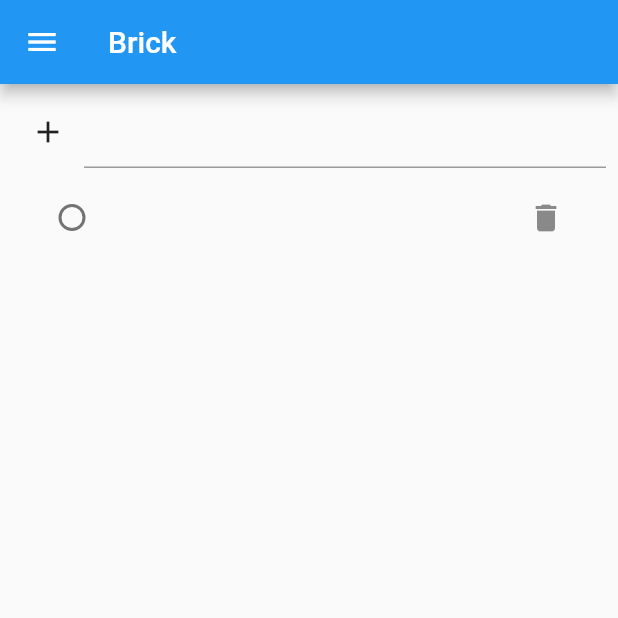
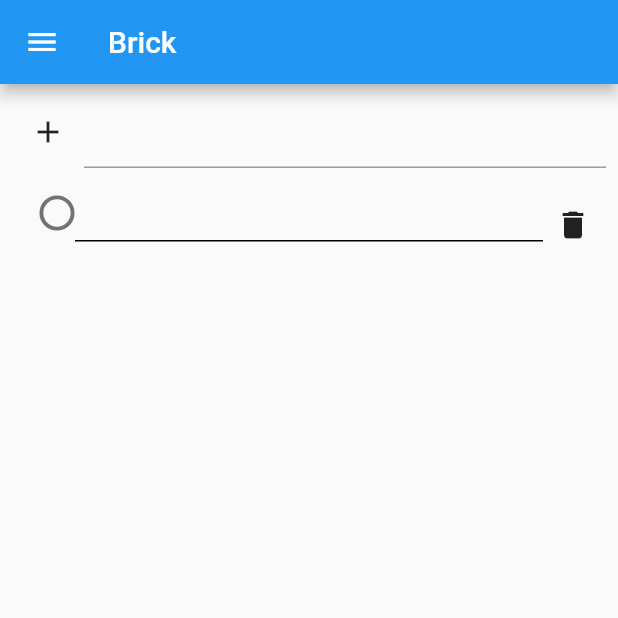
Before and after one commit to imimtu/Brick-Front, a Flutter app: the screen it shows after launch, after a tap on the "add" icon, on a phone screen of 412 x 824 dp, the top half of it. Run offline on Flutter 3.47's test engine with Material 2 defaults, Android fonts, the phone set to English and light mode, and no system bars.

Commit message:
ToDo 아이템 표출 위젯 ToDoTile 생성

```diff
--- a/lib/pages/home/home.dart
+++ b/lib/pages/home/home.dart
@@ -1,5 +1,6 @@
 import 'package:brick/models/todo/todo_item.dart';
 import 'package:brick/pages/home/home_controller.dart';
+import 'package:brick/widgets/widgets.dart';
 import 'package:flutter/material.dart';
 import 'package:provider/provider.dart';
 
@@ -94,49 +95,36 @@ class _HomeState extends State<Home> {
               ],
             ),
             Expanded(
+              child: Padding(
+                padding: const EdgeInsets.all(8.0),
                 child: ListView.builder(
                   itemCount: context.watch<HomeController>().toDoList.length,
-                itemBuilder: ((context, index) {
-                  return Padding(
-                    padding: const EdgeInsets.only(top: 5.0, bottom: 5.0),
-                    child: Builder(builder: (context) {
+                  itemBuilder: (context, index) {
+                    return Builder(
+                      builder: (context) {
                         ToDoItem toDoItem = context
                             .watch<HomeController>()
                             .toDoList
                             .itemAt(index);
-                      return ListTile(
-                        leading: Checkbox(
-                          value: toDoItem.isComplete,
-                          onChanged: (val) {
+
+                        return ToDoTile(
+                          isChecked: toDoItem.isComplete,
+                          checkOnChnaged: (val) {
                             context
                                 .read<HomeController>()
                                 .changeComplteState(index: index, val: val!);
                           },
-                          shape: RoundedRectangleBorder(
-                              borderRadius: BorderRadius.circular(50)),
-                        ),
-                        title: Text(
-                          toDoItem.title,
-                          style: toDoItem.isComplete
-                              ? const TextStyle(
-                                  decoration: TextDecoration.lineThrough,
-                                  color: Colors.grey)
-                              : null,
-                        ),
-                        trailing: IconButton(
-                          onPressed: () {
+                          title: toDoItem.title,
+                          onDelete: () {
                             context
                                 .read<HomeController>()
                                 .deleteItem(index: index);
                           },
-                          icon: const Icon(
-                            Icons.delete,
+                        );
+                      },
+                    );
+                  },
                 ),
-                        ),
-                      );
-                    }),
-                  );
-                }),
               ),
             )
           ],
--- /dev/null
+++ b/lib/widgets/todo/todo_tile.dart
@@ -0,0 +1,122 @@
+import 'package:flutter/material.dart';
+
+class ToDoTile extends StatefulWidget {
+  final EdgeInsetsGeometry padding;
+
+  final bool isChecked;
+
+  final Function(bool?)? checkOnChnaged;
+
+  final String title;
+
+  final Function()? onDelete;
+
+  const ToDoTile({
+    super.key,
+    this.padding = const EdgeInsets.all(5),
+    this.isChecked = false,
+    this.checkOnChnaged,
+    required this.title,
+    this.onDelete,
+  });
+
+  @override
+  State<ToDoTile> createState() => _ToDoTileState();
+}
+
+class _ToDoTileState extends State<ToDoTile> {
+  bool checkVal = false;
+
+  @override
+  void setState(VoidCallback fn) {
+    checkVal = widget.isChecked;
+    super.setState(fn);
+  }
+
+  void changeCheckVal(bool val) {
+    setState(() {
+      checkVal = val;
+    });
+  }
+
+  @override
+  Widget build(BuildContext context) {
+    return LayoutBuilder(
+      builder: ((BuildContext ctx, BoxConstraints constraints) {
+        return Container(
+          height: 70,
+          width: constraints.maxWidth,
+          padding: widget.padding,
+          margin: widget.padding,
+          // color: Colors.orange,
+          child: Row(
+            crossAxisAlignment: CrossAxisAlignment.start,
+            children: [
+              SizedBox(
+                width: 24,
+                height: 24,
+                child: Transform.scale(
+                  scale: 1.3,
+                  child: Checkbox(
+                    value: checkVal,
+                    shape: const CircleBorder(),
+                    onChanged: (val) {
+                      if (val != null) {
+                        changeCheckVal(val);
+
+                        if (widget.checkOnChnaged != null) {
+                          widget.checkOnChnaged!(val);
+                        }
+                      }
+                    },
+                  ),
+                ),
+              ),
+              Expanded(
+                child: Column(
+                  crossAxisAlignment: CrossAxisAlignment.start,
+                  children: [
+                    Row(
+                      children: [
+                        Padding(
+                          padding: const EdgeInsets.only(left: 10.0),
+                          child: Text(
+                            widget.title,
+                            style: TextStyle(
+                              fontSize: 18,
+                              decoration:
+                                  checkVal ? TextDecoration.lineThrough : null,
+                              color: checkVal ? Colors.grey : null,
+                            ),
+                          ),
+                        ),
+                      ],
+                    ),
+                    Container(
+                      height: 10,
+                      decoration: const BoxDecoration(
+                        border: Border(
+                          bottom: BorderSide(width: 1.0),
+                        ),
+                      ),
+                    ),
+                  ],
+                ),
+              ),
+              SizedBox(
+                width: 24,
+                height: 24,
+                child: IconButton(
+                  onPressed: widget.onDelete,
+                  icon: const Icon(
+                    Icons.delete,
+                  ),
+                ),
+              )
+            ],
+          ),
+        );
+      }),
+    );
+  }
+}
--- a/lib/widgets/widgets.dart
+++ b/lib/widgets/widgets.dart
@@ -1,2 +1,5 @@
 // Layouts
 export './layout/responsive_layout.dart';
+
+// ToDo
+export './todo/todo_tile.dart';
```
Lines whose indentation alone changed are shown as unchanged.
